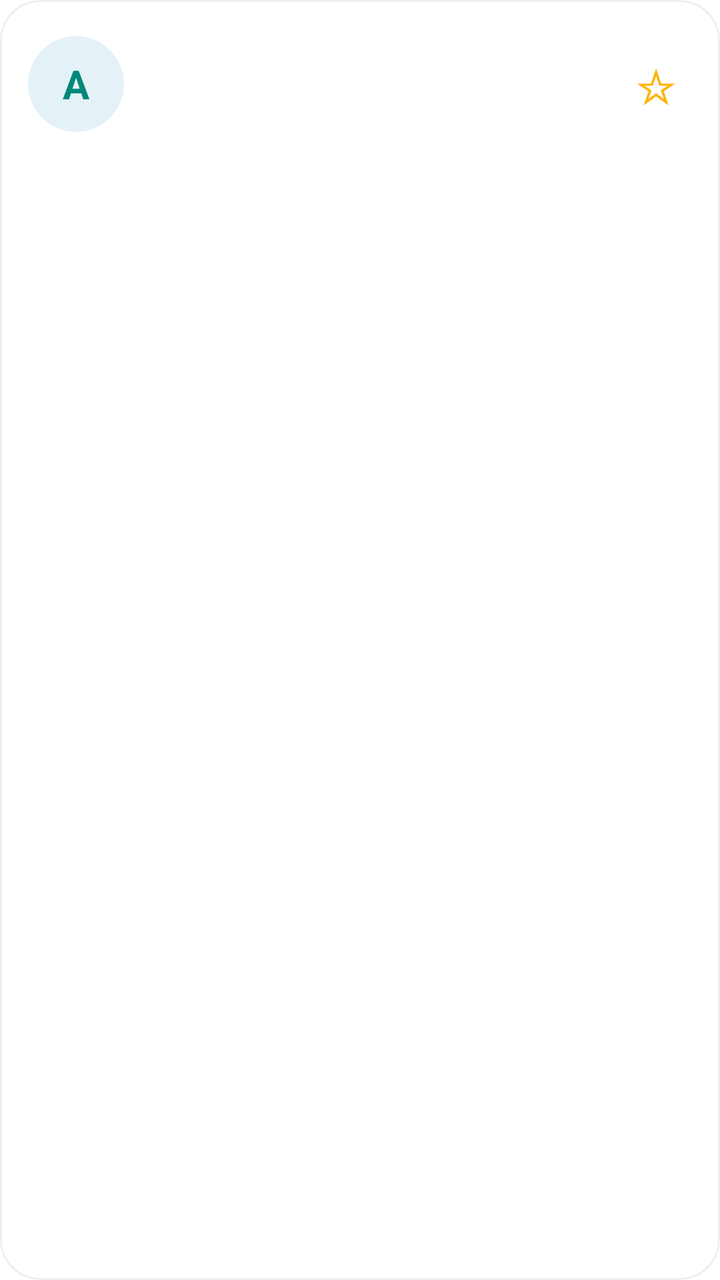
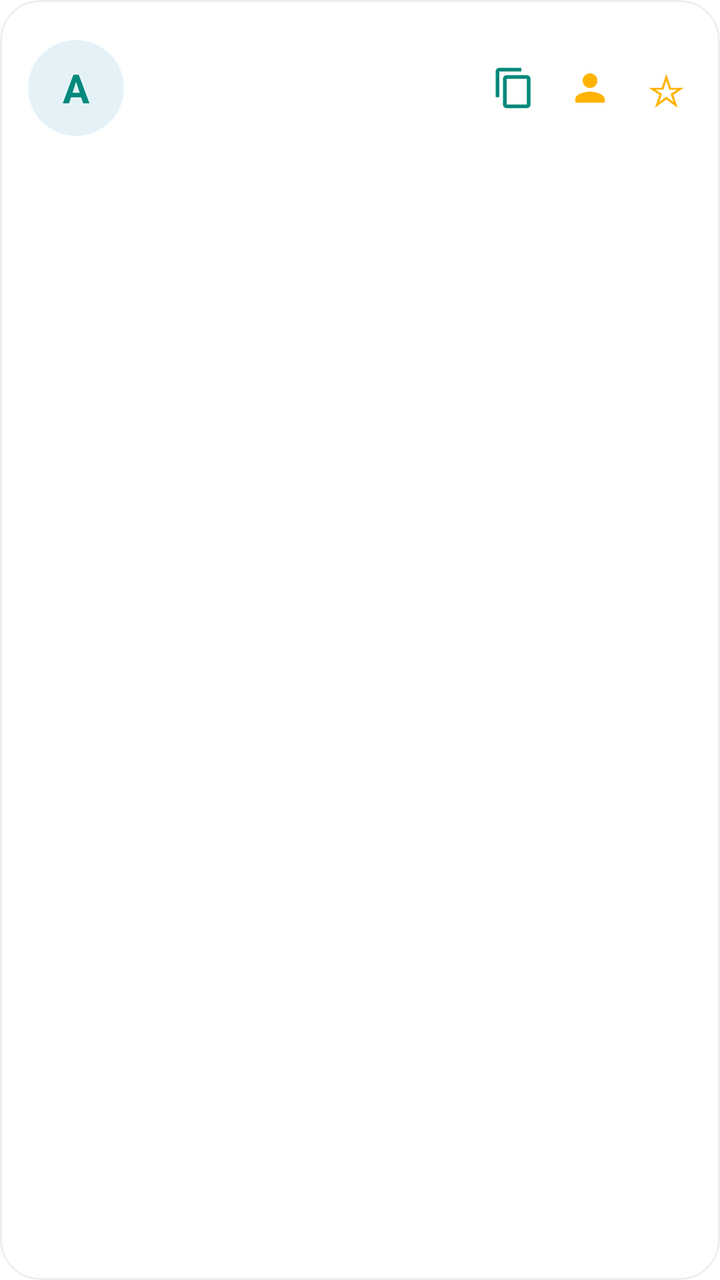

Before-and-after screenshots of an Android layout around one commit, followed by the original layout XML and the change that was made.
<!-- AndroidManifest.xml: application theme Theme.SecurePass -->
<!-- res/layout/item_vault.xml -->
<?xml version="1.0" encoding="utf-8"?>
<com.google.android.material.card.MaterialCardView xmlns:android="http://schemas.android.com/apk/res/android"
    xmlns:app="http://schemas.android.com/apk/res-auto"
    android:layout_width="match_parent"
    android:layout_height="wrap_content"
    android:layout_marginBottom="10dp"
    android:clickable="true"
    android:focusable="true"
    app:cardBackgroundColor="?attr/colorSurface"
    app:cardCornerRadius="20dp"
    app:cardElevation="0dp"
    app:strokeColor="#1F607D8B"
    app:strokeWidth="1dp">

    <LinearLayout
        android:layout_width="match_parent"
        android:layout_height="wrap_content"
        android:gravity="center_vertical"
        android:minHeight="84dp"
        android:orientation="horizontal"
        android:paddingStart="14dp"
        android:paddingTop="12dp"
        android:paddingEnd="8dp"
        android:paddingBottom="12dp">

        <TextView
            android:id="@+id/tvSiteBadge"
            android:layout_width="48dp"
            android:layout_height="48dp"
            android:background="@drawable/vault_badge_background"
            android:gravity="center"
            android:text="A"
            android:textColor="?attr/colorPrimary"
            android:textSize="20sp"
            android:textStyle="bold" />

        <LinearLayout
            android:layout_width="0dp"
            android:layout_height="wrap_content"
            android:layout_marginStart="14dp"
            android:layout_weight="1"
            android:orientation="vertical">

            <TextView
                android:id="@+id/tvSiteName"
                android:layout_width="match_parent"
                android:layout_height="wrap_content"
                android:ellipsize="end"
                android:maxLines="1"
                android:textColor="?android:attr/textColorPrimary"
                android:textSize="16sp"
                android:textStyle="bold" />

            <TextView
                android:id="@+id/tvUsername"
                android:layout_width="match_parent"
                android:layout_height="wrap_content"
                android:layout_marginTop="4dp"
                android:ellipsize="middle"
                android:maxLines="1"
                android:textColor="?android:attr/textColorSecondary"
                android:textSize="13sp" />
        </LinearLayout>

        <TextView
            android:id="@+id/tvFavorite"
            android:layout_width="48dp"
            android:layout_height="48dp"
            android:gravity="center"
            android:text="☆"
            android:textColor="?attr/colorSecondary"
            android:textSize="24sp" />
    </LinearLayout>
</com.google.android.material.card.MaterialCardView>
<!-- resources referenced by this layout -->
<resources>
  <!-- drawable vault_badge_background (drawable) -->
  <?xml version="1.0" encoding="utf-8"?>
  <shape xmlns:android="http://schemas.android.com/apk/res/android" android:shape="oval">
      <solid android:color="#E4F2F8" />
  </shape>
  <style name="Theme.SecurePass" parent="Theme.MaterialComponents.DayNight.NoActionBar">
          
          <item name="colorPrimary">@color/palette_teal_primary</item>
          <item name="colorOnPrimary">@color/white</item>
          
          <item name="colorSecondary">#FFB300</item>
          <item name="colorOnSecondary">#000000</item>
          
          <item name="android:statusBarColor">@color/palette_teal_variant</item>
          
          <item name="android:windowBackground">?android:attr/colorBackground</item>
      </style>
  <color name="palette_teal_primary">#00897B</color>
  <color name="white">#FFFFFFFF</color>
  <color name="palette_teal_variant">#00695C</color>
</resources>

<!-- the commit's change to res/layout/item_vault.xml (unified diff, before → after) -->
@@ -16,7 +16,7 @@
         android:layout_width="match_parent"
         android:layout_height="wrap_content"
         android:gravity="center_vertical"
-        android:minHeight="84dp"
+        android:minHeight="88dp"
         android:orientation="horizontal"
         android:paddingStart="14dp"
         android:paddingTop="12dp"
@@ -55,20 +55,100 @@
                 android:id="@+id/tvUsername"
                 android:layout_width="match_parent"
                 android:layout_height="wrap_content"
-                android:layout_marginTop="4dp"
+                android:layout_marginTop="2dp"
                 android:ellipsize="middle"
                 android:maxLines="1"
                 android:textColor="?android:attr/textColorSecondary"
                 android:textSize="13sp" />
+
+            <LinearLayout
+                android:layout_width="wrap_content"
+                android:layout_height="wrap_content"
+                android:layout_marginTop="6dp"
+                android:gravity="center_vertical"
+                android:orientation="horizontal">
+
+                <TextView
+                    android:id="@+id/tvStrengthBadge"
+                    android:layout_width="wrap_content"
+                    android:layout_height="wrap_content"
+                    android:background="@drawable/badge_pill_background"
+                    android:paddingStart="7dp"
+                    android:paddingTop="2dp"
+                    android:paddingEnd="7dp"
+                    android:paddingBottom="2dp"
+                    android:text="Strong"
+                    android:textSize="11sp"
+                    android:textStyle="bold"
+                    android:visibility="gone" />
+
+                <TextView
+                    android:id="@+id/tvReusedBadge"
+                    android:layout_width="wrap_content"
+                    android:layout_height="wrap_content"
+                    android:layout_marginStart="6dp"
+                    android:background="@drawable/badge_pill_background"
+                    android:paddingStart="7dp"
+                    android:paddingTop="2dp"
+                    android:paddingEnd="7dp"
+                    android:paddingBottom="2dp"
+                    android:text="🔁 Reused"
+                    android:textColor="#D32F2F"
+                    android:textSize="11sp"
+                    android:textStyle="bold"
+                    android:visibility="gone" />
+
+                <TextView
+                    android:id="@+id/tvTotpBadge"
+                    android:layout_width="wrap_content"
+                    android:layout_height="wrap_content"
+                    android:layout_marginStart="6dp"
+                    android:background="@drawable/badge_pill_background"
+                    android:paddingStart="7dp"
+                    android:paddingTop="2dp"
+                    android:paddingEnd="7dp"
+                    android:paddingBottom="2dp"
+                    android:text="🔑 2FA"
+                    android:textColor="?attr/colorPrimary"
+                    android:textSize="11sp"
+                    android:textStyle="bold"
+                    android:visibility="gone" />
+            </LinearLayout>
         </LinearLayout>
 
-        <TextView
-            android:id="@+id/tvFavorite"
-            android:layout_width="48dp"
-            android:layout_height="48dp"
-            android:gravity="center"
-            android:text="☆"
-            android:textColor="?attr/colorSecondary"
-            android:textSize="24sp" />
+        <LinearLayout
+            android:layout_width="wrap_content"
+            android:layout_height="wrap_content"
+            android:gravity="center_vertical"
+            android:orientation="horizontal">
+
+            <ImageView
+                android:id="@+id/btnCopyPass"
+                android:layout_width="38dp"
+                android:layout_height="38dp"
+                android:background="?attr/selectableItemBackgroundBorderless"
+                android:contentDescription="@string/copy_password"
+                android:padding="8dp"
+                android:src="@drawable/ic_copy_password" />
+
+            <ImageView
+                android:id="@+id/btnCopyUser"
+                android:layout_width="38dp"
+                android:layout_height="38dp"
+                android:background="?attr/selectableItemBackgroundBorderless"
+                android:contentDescription="@string/copy_username"
+                android:padding="8dp"
+                android:src="@drawable/ic_copy_username" />
+
+            <TextView
+                android:id="@+id/tvFavorite"
+                android:layout_width="38dp"
+                android:layout_height="38dp"
+                android:background="?attr/selectableItemBackgroundBorderless"
+                android:gravity="center"
+                android:text="☆"
+                android:textColor="?attr/colorSecondary"
+                android:textSize="22sp" />
+        </LinearLayout>
     </LinearLayout>
 </com.google.android.material.card.MaterialCardView>
<!-- resource entries referenced after the edit -->
@@ -1,10 +1,38 @@
 <!-- resources referenced by this layout -->
 <resources>
+  <!-- drawable badge_pill_background (drawable) -->
+  <?xml version="1.0" encoding="utf-8"?>
+  <shape xmlns:android="http://schemas.android.com/apk/res/android" android:shape="rectangle">
+      <corners android:radius="8dp" />
+      <solid android:color="#1A808080" />
+  </shape>
+  <!-- drawable ic_copy_password (drawable) -->
+  <vector xmlns:android="http://schemas.android.com/apk/res/android"
+      android:width="24dp"
+      android:height="24dp"
+      android:viewportWidth="24"
+      android:viewportHeight="24">
+      <path
+          android:fillColor="?attr/colorPrimary"
+          android:pathData="M16,1H4C2.9,1 2,1.9 2,3V17H4V3H16V1ZM19,5H8C6.9,5 6,5.9 6,7V21C6,22.1 6.9,23 8,23H19C20.1,23 21,22.1 21,21V7C21,5.9 20.1,5 19,5ZM19,21H8V7H19V21Z"/>
+  </vector>
+  <!-- drawable ic_copy_username (drawable) -->
+  <vector xmlns:android="http://schemas.android.com/apk/res/android"
+      android:width="24dp"
+      android:height="24dp"
+      android:viewportWidth="24"
+      android:viewportHeight="24">
+      <path
+          android:fillColor="?attr/colorSecondary"
+          android:pathData="M12,12c2.21,0 4,-1.79 4,-4s-1.79,-4 -4,-4 -4,1.79 -4,4 1.79,4 4,4zM12,14c-2.67,0 -8,1.34 -8,4v2h16v-2c0,-2.66 -5.33,-4 -8,-4z"/>
+  </vector>
   <!-- drawable vault_badge_background (drawable) -->
   <?xml version="1.0" encoding="utf-8"?>
   <shape xmlns:android="http://schemas.android.com/apk/res/android" android:shape="oval">
       <solid android:color="#E4F2F8" />
   </shape>
+  <string name="copy_password">Copy password</string>
+  <string name="copy_username">Copy username</string>
   <style name="Theme.SecurePass" parent="Theme.MaterialComponents.DayNight.NoActionBar">
           
           <item name="colorPrimary">@color/palette_teal_primary</item>
